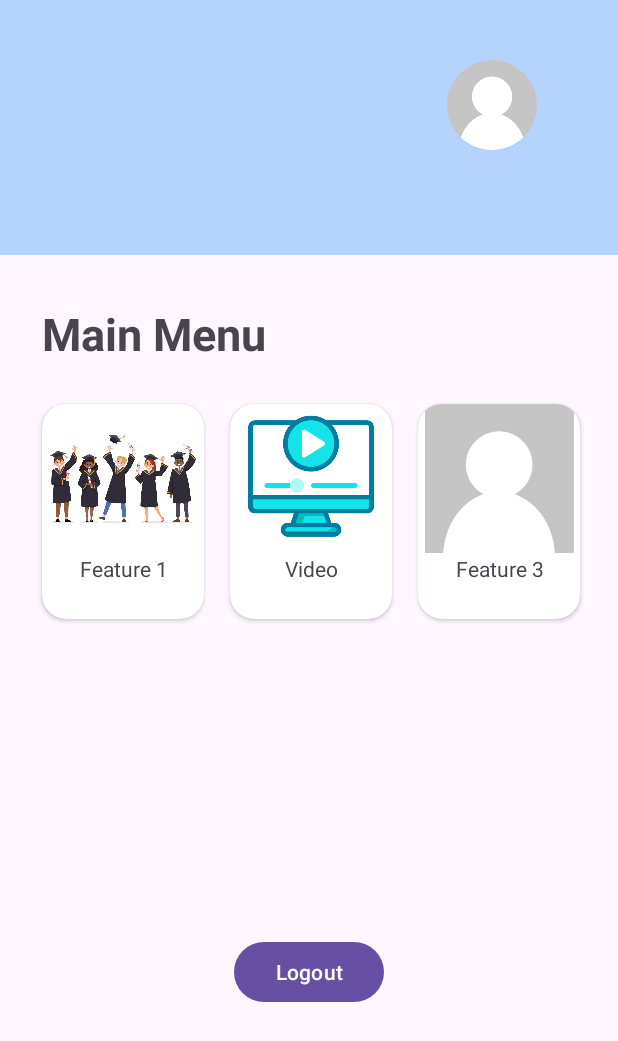
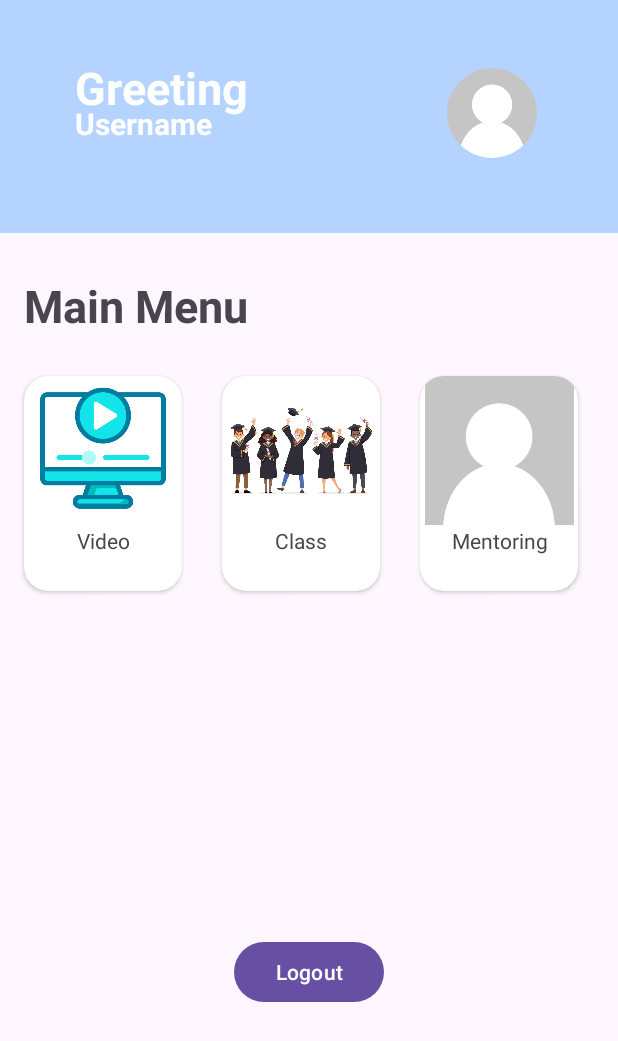
Before and after one commit to Christsando/EduAccess, an Android app: the layout activity_home.xml on its own in the app's theme, with its tools: preview values and no code run, on a phone screen of 412 x 824 dp. Shown: the top 1041 px of the screen. Run offline under Robolectric (Android 15) with nearby library versions, the phone set to English and light mode, and no system bars.

```diff
--- a/app/build.gradle.kts
+++ b/app/build.gradle.kts
@@ -39,6 +39,7 @@ android {
 }
 
 dependencies {
+    implementation("com.squareup.picasso:picasso:2.8")
     implementation("androidx.appcompat:appcompat:1.6.1")
     implementation("com.google.android.material:material:1.11.0")
     implementation("androidx.constraintlayout:constraintlayout:2.1.4")
@@ -46,7 +47,9 @@ dependencies {
     implementation("com.google.firebase:firebase-analytics")
     implementation("com.google.firebase:firebase-auth:22.3.0")
     implementation("com.google.firebase:firebase-database:20.3.0")
+    implementation("com.github.bumptech.glide:glide:4.16.0")
     testImplementation("junit:junit:4.13.2")
     androidTestImplementation("androidx.test.ext:junit:1.1.5")
     androidTestImplementation("androidx.test.espresso:espresso-core:3.5.1")
+    annotationProcessor ("com.github.bumptech.glide:compiler:4.12.0")
 }
--- a/app/src/main/java/com/example/eduaccess/HomeActivity.java
+++ b/app/src/main/java/com/example/eduaccess/HomeActivity.java
@@ -1,6 +1,5 @@
 package com.example.eduaccess;
 
-import androidx.annotation.NonNull;
 import androidx.appcompat.app.AppCompatActivity;
 import androidx.cardview.widget.CardView;
 import androidx.core.content.ContextCompat;
@@ -53,8 +52,6 @@ public class HomeActivity extends AppCompatActivity{
         user = FirebaseAuth.getInstance().getCurrentUser();
         uid = user.getUid();
         reference = FirebaseDatabase.getInstance().getReference();
-
-
 
         // get userName on db
         reference.addValueEventListener(new ValueEventListener() {
--- a/app/src/main/res/layout/activity_home.xml
+++ b/app/src/main/res/layout/activity_home.xml
@@ -10,7 +10,7 @@
     <RelativeLayout
         android:id="@+id/relativeLayout"
         android:layout_width="412dp"
-        android:layout_height="170dp"
+        android:layout_height="155dp"
         android:background="#B4D4FF"
         app:layout_constraintEnd_toEndOf="parent"
         app:layout_constraintStart_toStartOf="parent"
@@ -26,9 +26,9 @@
             android:layout_alignParentEnd="true"
             android:layout_alignParentBottom="true"
             android:layout_marginStart="50dp"
-            android:layout_marginTop="26dp"
+            android:layout_marginTop="38dp"
             android:layout_marginEnd="50dp"
-            android:layout_marginBottom="56dp"
+            android:layout_marginBottom="44dp"
             app:layout_constraintEnd_toEndOf="parent"
             app:layout_constraintStart_toStartOf="parent"
             app:layout_constraintTop_toTopOf="parent">
@@ -37,7 +37,8 @@
                 android:id="@+id/greetUser"
                 android:layout_width="wrap_content"
                 android:layout_height="wrap_content"
-                android:layout_marginTop="13dp"
+                android:layout_marginTop="0dp"
+                android:text="Greeting"
                 android:textColor="@color/white"
                 android:textSize="30sp"
                 android:textStyle="bold"
@@ -50,6 +51,8 @@
                 android:layout_height="wrap_content"
                 android:layout_alignTop="@+id/greetUser"
                 android:layout_alignParentBottom="true"
+                android:layout_marginTop="-10sp"
+                android:text="Username"
                 android:textColor="@color/white"
                 android:textSize="20sp"
                 android:textStyle="bold"
@@ -67,6 +70,7 @@
                 app:layout_constraintBottom_toBottomOf="parent"
                 app:layout_constraintEnd_toEndOf="parent"
                 app:layout_constraintTop_toTopOf="parent"
+                app:layout_constraintVertical_bias="0.571"
                 app:shapeAppearanceOverlay="@style/circular"
                 app:srcCompat="@drawable/default_avatar" />
 
@@ -74,54 +78,44 @@
     </RelativeLayout>
 
     <TextView
-        android:id="@+id/textView2"
+        android:id="@+id/mainMenu"
         android:layout_width="156dp"
         android:layout_height="43dp"
-        android:layout_marginTop="32dp"
+        android:layout_marginTop="28dp"
         android:text="@string/main_menu"
         android:textSize="30sp"
         android:textStyle="bold"
         app:layout_constraintEnd_toEndOf="parent"
-        app:layout_constraintHorizontal_bias="0.109"
+        app:layout_constraintHorizontal_bias="0.062"
         app:layout_constraintStart_toStartOf="parent"
         app:layout_constraintTop_toBottomOf="@+id/relativeLayout" />
 
+        <Button
+            android:id="@+id/button_logout"
+            android:layout_width="100dp"
+            android:layout_height="wrap_content"
+            android:layout_alignParentStart="true"
+            android:layout_alignParentEnd="true"
+            android:layout_alignParentBottom="true"
+            android:layout_marginBottom="152dp"
+            android:text="@string/logout"
+            app:layout_constraintBottom_toBottomOf="parent"
+            app:layout_constraintEnd_toEndOf="parent"
+            app:layout_constraintStart_toStartOf="parent" />
+
     <androidx.cardview.widget.CardView
-        android:id="@+id/cardView"
-        android:layout_width="108dp"
+        android:id="@+id/videoFeature"
+        android:layout_width="105dp"
         android:layout_height="143dp"
+        android:layout_alignParentStart="true"
+        android:layout_alignParentTop="true"
+        android:layout_alignParentBottom="true"
         android:layout_marginTop="24dp"
         app:cardCornerRadius="16dp"
         app:layout_constraintEnd_toEndOf="parent"
-        app:layout_constraintHorizontal_bias="0.092"
+        app:layout_constraintHorizontal_bias="0.052"
         app:layout_constraintStart_toStartOf="parent"
-        app:layout_constraintTop_toBottomOf="@+id/textView2">
-
-        <!--Image for join class feature-->
-        <ImageView
-            android:layout_width="match_parent"
-            android:layout_height="99dp"
-            android:src="@drawable/graduation_celebration" />
-
-        <!--text information feature-->
-        <TextView
-            android:layout_width="match_parent"
-            android:layout_height="wrap_content"
-            android:layout_marginTop="100sp"
-            android:gravity="center"
-            android:text="Feature 1" />
-    </androidx.cardview.widget.CardView>
-
-    <androidx.cardview.widget.CardView
-        android:id="@+id/videoFeature"
-        android:layout_width="108dp"
-        android:layout_height="143dp"
-        android:layout_marginTop="24dp"
-        app:cardCornerRadius="16dp"
-        app:layout_constraintEnd_toEndOf="parent"
-        app:layout_constraintHorizontal_bias="0.102"
-        app:layout_constraintStart_toEndOf="@+id/cardView"
-        app:layout_constraintTop_toBottomOf="@+id/textView2">
+        app:layout_constraintTop_toBottomOf="@+id/mainMenu">
 
         <!--Image for join class feature-->
         <ImageView
@@ -139,15 +133,19 @@
     </androidx.cardview.widget.CardView>
 
     <androidx.cardview.widget.CardView
-        android:layout_width="108dp"
+        android:id="@+id/joinMentor"
+        android:layout_width="105dp"
         android:layout_height="143dp"
+        android:layout_alignParentTop="true"
+        android:layout_alignParentEnd="true"
+        android:layout_alignParentBottom="true"
         android:layout_marginTop="24dp"
-        android:layout_marginEnd="24dp"
+        android:layout_toEndOf="@+id/videoFeature"
         app:cardCornerRadius="16dp"
         app:layout_constraintEnd_toEndOf="parent"
-        app:layout_constraintHorizontal_bias="0.944"
-        app:layout_constraintStart_toEndOf="@+id/videoFeature"
-        app:layout_constraintTop_toBottomOf="@+id/textView2">
+        app:layout_constraintHorizontal_bias="1.0"
+        app:layout_constraintStart_toEndOf="@+id/joinClass"
+        app:layout_constraintTop_toBottomOf="@+id/mainMenu">
 
         <!--Image for join class feature-->
         <ImageView
@@ -161,20 +159,36 @@
             android:layout_height="wrap_content"
             android:layout_marginTop="100sp"
             android:gravity="center"
-            android:text="Feature 3" />
+            android:text="@string/mentoring" />
     </androidx.cardview.widget.CardView>
 
-    <Button
-        android:id="@+id/button_logout"
-        android:layout_width="100dp"
-        android:layout_height="wrap_content"
-        android:layout_alignParentStart="true"
-        android:layout_alignParentEnd="true"
+    <androidx.cardview.widget.CardView
+        android:id="@+id/joinClass"
+        android:layout_width="105dp"
+        android:layout_height="143dp"
+        android:layout_alignParentTop="true"
         android:layout_alignParentBottom="true"
-        android:layout_marginBottom="152dp"
-        android:text="@string/logout"
-        app:layout_constraintBottom_toBottomOf="parent"
-        app:layout_constraintEnd_toEndOf="parent"
-        app:layout_constraintStart_toStartOf="parent" />
+        android:layout_marginTop="24dp"
+        android:layout_toEndOf="@+id/videoFeature"
+        app:cardCornerRadius="16dp"
+        app:layout_constraintEnd_toStartOf="@id/joinMentor"
+        app:layout_constraintHorizontal_bias="1.0"
+        app:layout_constraintStart_toEndOf="@+id/videoFeature"
+        app:layout_constraintTop_toBottomOf="@+id/mainMenu">
+
+        <!--Image for join class feature-->
+        <ImageView
+            android:layout_width="match_parent"
+            android:layout_height="99dp"
+            android:src="@drawable/graduation_celebration" />
+
+        <!--text information feature-->
+        <TextView
+            android:layout_width="match_parent"
+            android:layout_height="wrap_content"
+            android:layout_marginTop="100sp"
+            android:gravity="center"
+            android:text="Class" />
+    </androidx.cardview.widget.CardView>
 
 </androidx.constraintlayout.widget.ConstraintLayout>
--- a/app/src/main/res/values/strings.xml
+++ b/app/src/main/res/values/strings.xml
@@ -18,4 +18,9 @@
     <string name="video">Video</string>
     <string name="eduaccess">EduAccess</string>
     <string name="eduacces">EduAcces</string>
+    <string name="how_to_get_video_thumbnail_from_youtube_url">How to get video thumbnail from youtube url.</string>
+    <string name="python_in_2_hours">Python in 2 hours</string>
+    <string name="feature_1">Feature 1</string>
+    <string name="feature_2">feature 2</string>
+    <string name="mentoring">Mentoring</string>
 </resources>
```
Also changed, not shown: app/src/main/AndroidManifest.xml (+10 -2 lines), app/src/main/java/com/example/eduaccess/JsonUtils.java (added, +47 -0 lines), app/src/main/java/com/example/eduaccess/TypeAdapter.java (added, +63 -0 lines), app/src/main/java/com/example/eduaccess/Video.java (added, +60 -0 lines), app/src/main/java/com/example/eduaccess/VideoActivity.java (added, +14 -0 lines), app/src/main/java/com/example/eduaccess/VideoFeatureActivity.java (+37 -10 lines), app/src/main/java/com/example/eduaccess/VideoRepository.java (added, +26 -0 lines), app/src/main/res/layout/activity_video.xml (added, +9 -0 lines), app/src/main/res/layout/activity_video_feature.xml (+4 -14 lines), app/src/main/res/layout/video_layout.xml (added, +43 -0 lines), app/src/main/res/layout/video_type.xml (added, +41 -0 lines).
